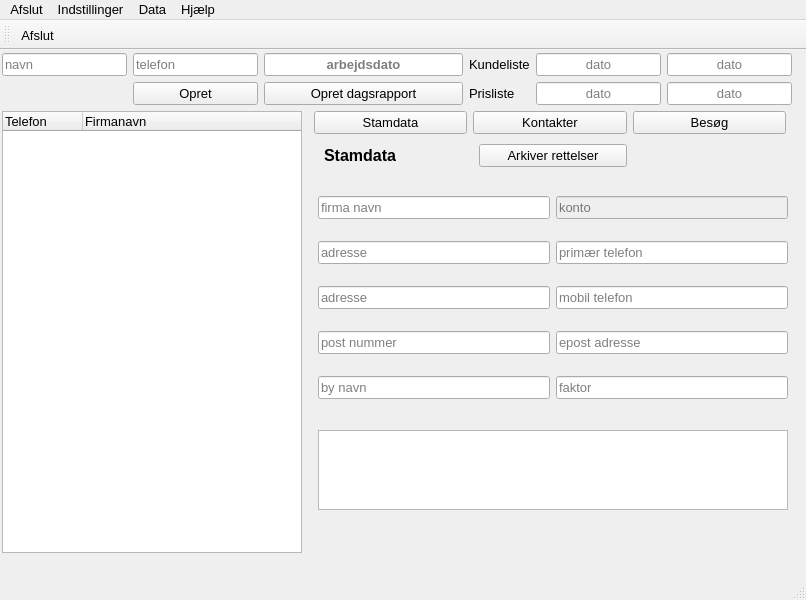
First picture: the form in buildtools/ui/main_window.ui, repository fhdk/eordre2, before the edit.
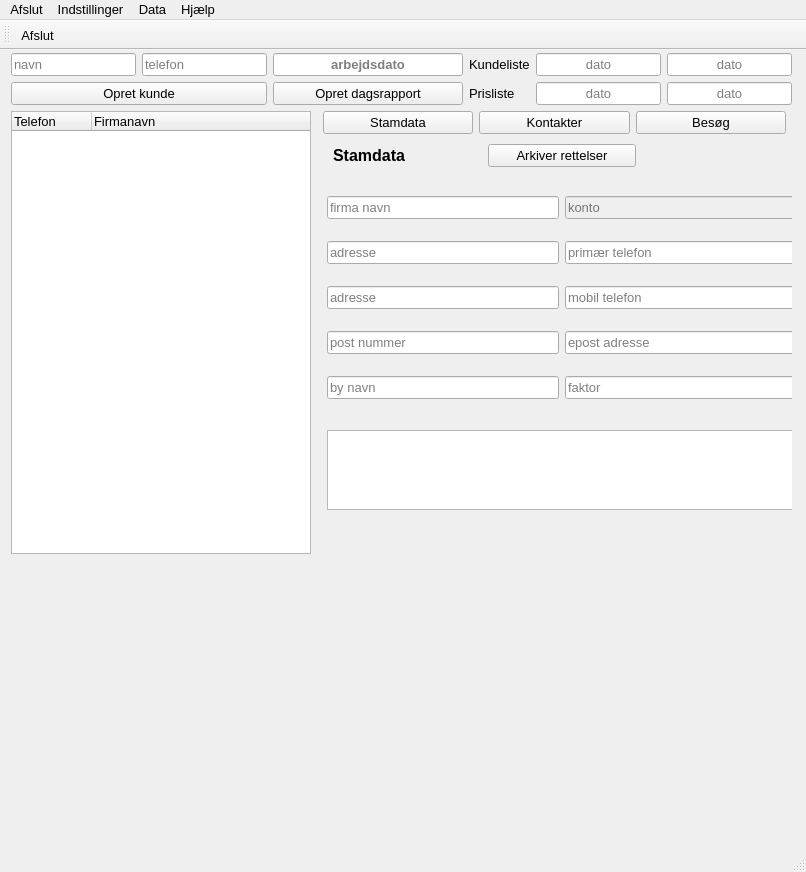
Second picture: the form after the edit. The open tabs and pages were chosen to show the change. Icons and pictures are not drawn.

What changed in the file:
```diff
--- a/buildtools/ui/main_window.ui
+++ b/buildtools/ui/main_window.ui
@@ -7,7 +7,7 @@
                 <x>0</x>
                 <y>0</y>
                 <width>806</width>
-                <height>600</height>
+    <height>872</height>
             </rect>
         </property>
         <property name="minimumSize">
@@ -55,10 +55,10 @@
             <widget class="QWidget" name="verticalLayoutWidget">
                 <property name="geometry">
                     <rect>
-                        <x>2</x>
+      <x>11</x>
                         <y>3</y>
-                        <width>790</width>
-                        <height>500</height>
+      <width>781</width>
+      <height>501</height>
                     </rect>
                 </property>
                 <property name="font">
@@ -70,25 +70,11 @@
                     <item>
                         <layout class="QHBoxLayout" name="widgetHeaderBox">
                             <item>
-                                <layout class="QGridLayout" name="widgetCreateCustomer">
-                                    <item row="1" column="1">
-                                        <widget class="QPushButton" name="btnAddCustomer">
-                                            <property name="font">
-                                                <font>
-                                                    <pointsize>10</pointsize>
-                                                </font>
-                                            </property>
-                                            <property name="toolTip">
-                                                <string>Opret ny kunde</string>
-                                            </property>
-                                            <property name="statusTip">
-                                                <string>Udfyld felterne og tryk her for at oprette firma</string>
-                                            </property>
-                                            <property name="text">
-                                                <string>Opret</string>
-                                            </property>
-                                        </widget>
-                                    </item>
+        <layout class="QVBoxLayout" name="widgetAddCustomer">
+         <item>
+          <layout class="QVBoxLayout" name="widgetTextBoxes">
+           <item>
+            <layout class="QGridLayout" name="widgetNamePhone">
                                     <item row="0" column="0">
                                         <widget class="QLineEdit" name="txtNewCompany">
                                             <property name="font">
@@ -128,6 +114,32 @@
                                     </item>
                                 </layout>
                             </item>
+          </layout>
+         </item>
+         <item>
+          <layout class="QVBoxLayout" name="widgetAddButton">
+           <item>
+            <widget class="QPushButton" name="btnAddCustomer">
+             <property name="font">
+              <font>
+               <pointsize>10</pointsize>
+              </font>
+             </property>
+             <property name="toolTip">
+              <string>Opret ny kunde</string>
+             </property>
+             <property name="statusTip">
+              <string>Udfyld felterne og tryk her for at oprette firma</string>
+             </property>
+             <property name="text">
+              <string>Opret kunde</string>
+             </property>
+            </widget>
+           </item>
+          </layout>
+         </item>
+        </layout>
+       </item>
                             <item>
                                 <layout class="QGridLayout" name="widgetWorkdate">
                                     <item row="1" column="0">
```
Left out of the diff: 90 changed lines with no effect on the pictures. Lines whose indentation alone changed are shown as unchanged.
